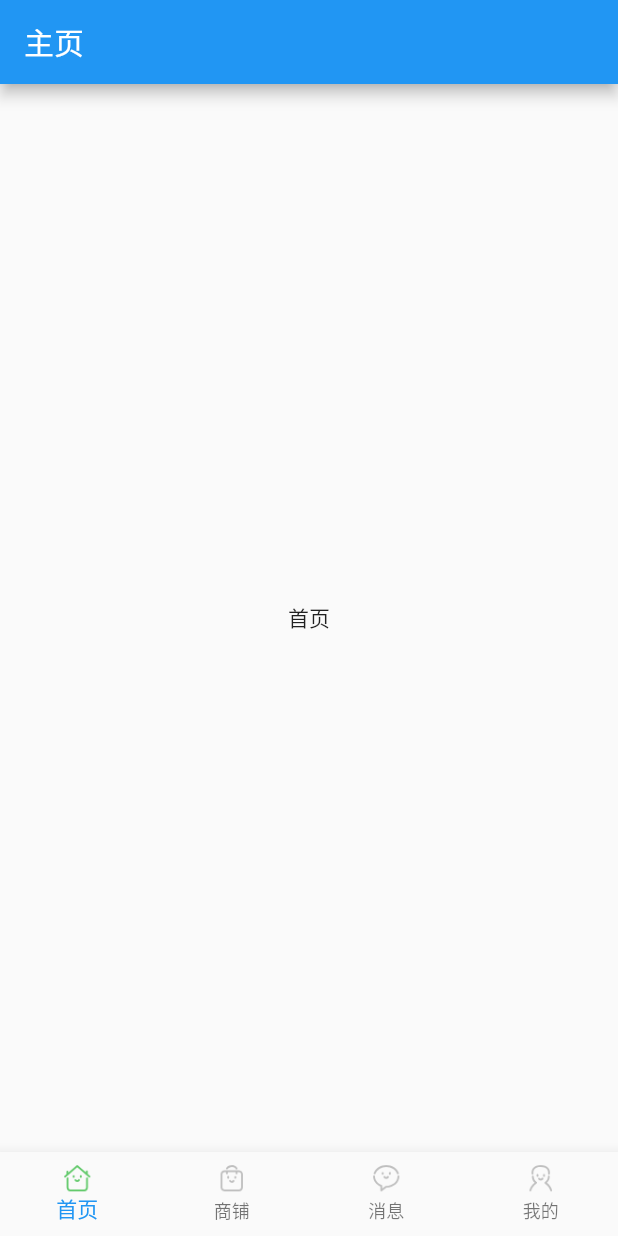
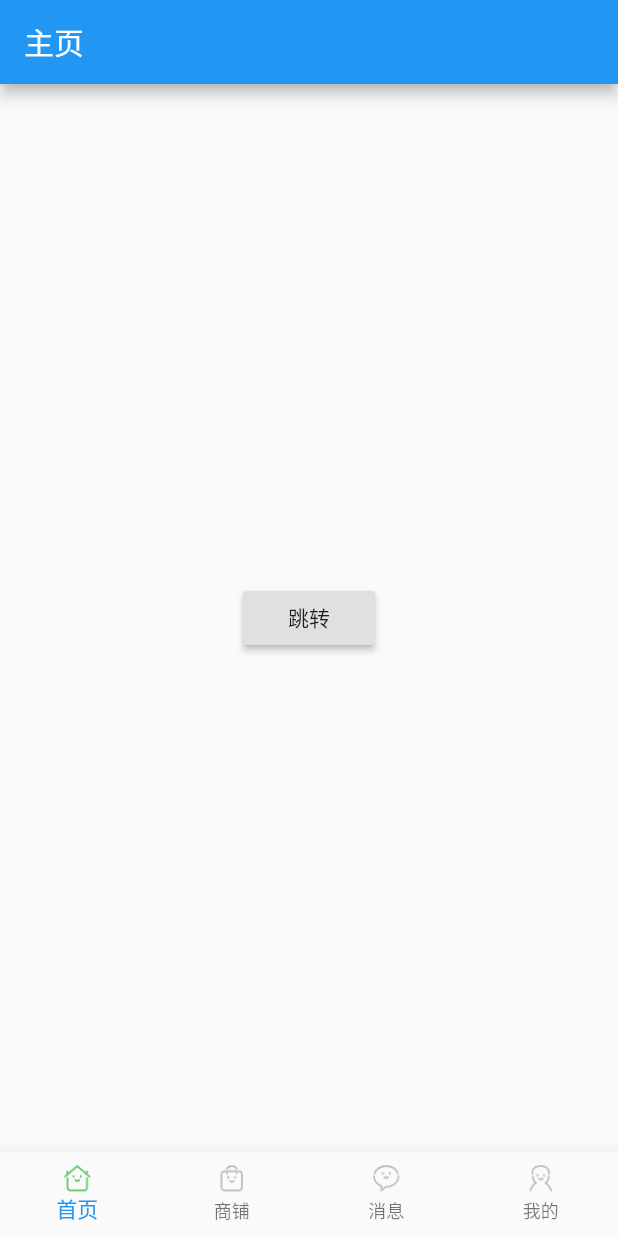
Before and after one commit to andromeda-mumu/flutter_shop, a Flutter app: the screen it shows after launch, on a phone screen of 412 x 824 dp. Run offline on Flutter 3.47's test engine with Material 2 defaults, Android fonts, the phone set to English and light mode, and no system bars.

```diff
--- a/lib/page/HomePage.dart
+++ b/lib/page/HomePage.dart
@@ -1,20 +1,27 @@
 import 'package:flutter/material.dart';
+import 'package:flutter_shop/widget/Demo1.dart';
 /**
  * Created by wangjiao on 2019/6/11.
  * description:
  */
-class HomePage extends StatelessWidget {
+class HomePage extends StatefulWidget {
+  @override
+  _HomePageState createState() => new _HomePageState();
+}
+
+class _HomePageState extends State<HomePage> {
   @override
   Widget build(BuildContext context) {
     return new MaterialApp(
-      title: 'Flutter shop',
-      theme: new ThemeData(
-        primarySwatch: Colors.blue,
-      ),
       debugShowCheckedModeBanner: false,
       home: new Scaffold(
-        body: new Center(child: new Text('首页'),),
+        body: new Center(child: new RaisedButton(onPressed: _pushPage,child: new Text('跳转'),),),
       ),
     );
   }
+  _pushPage(){
+    Navigator.of(context).push(new MaterialPageRoute(builder: (context){
+      return new Demo1();
+    }));
+  }
 }
```
